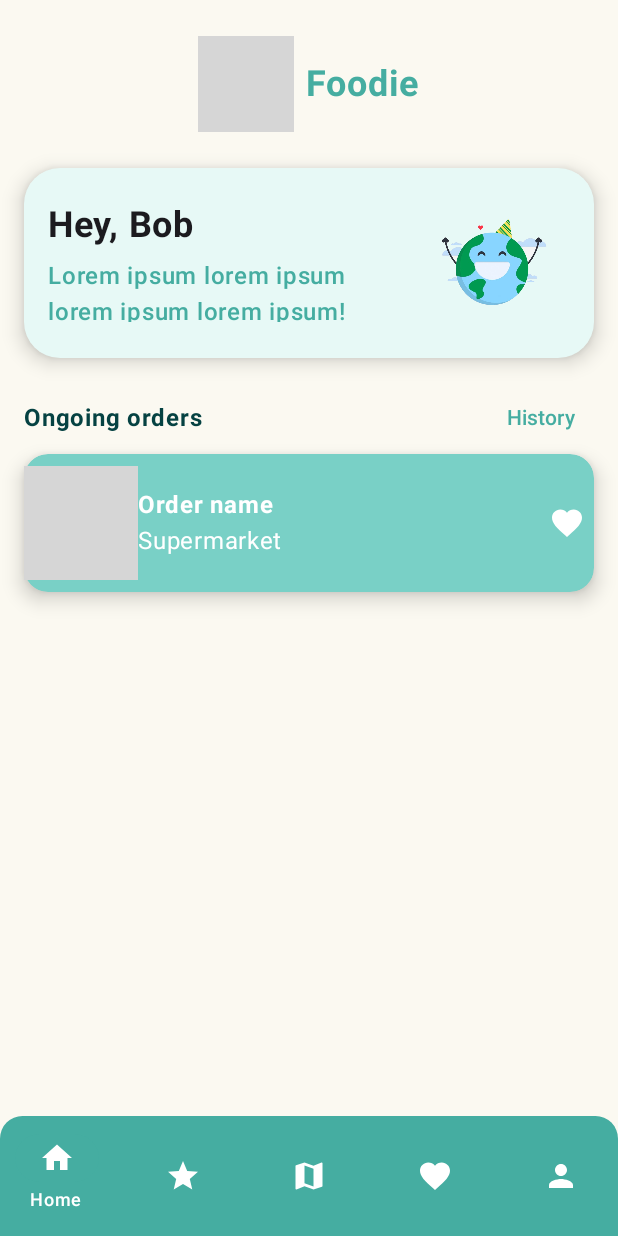
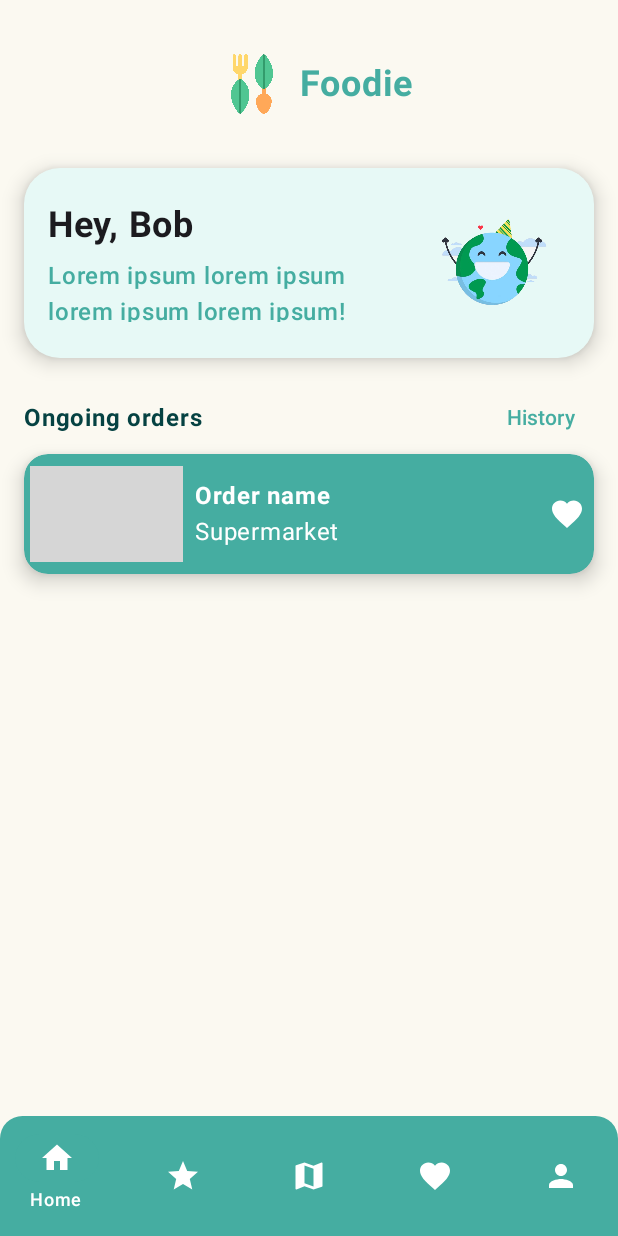
Before and after one commit to simsni-ktu/foodie-android, an Android app built with Jetpack Compose: the screen it shows after launch (MainActivity), on a phone screen of 412 x 824 dp. Run offline under Robolectric (Android 15) with nearby library versions, the phone set to English and light mode, and no system bars; pictures from the network do not load; grey boxes are pictures that could not be loaded.

Commit message:
Add images to topbar and current order

```diff
--- a/app/src/main/java/com/ktu/foodie/ui/compoonents/CurrentOrder.kt
+++ b/app/src/main/java/com/ktu/foodie/ui/compoonents/CurrentOrder.kt
@@ -1,6 +1,7 @@
 package com.ktu.foodie.ui.compoonents
 
 import androidx.compose.foundation.background
+import androidx.compose.foundation.clickable
 import androidx.compose.foundation.layout.Arrangement
 import androidx.compose.foundation.layout.Column
 import androidx.compose.foundation.layout.Row
@@ -8,6 +9,7 @@ import androidx.compose.foundation.layout.Spacer
 import androidx.compose.foundation.layout.fillMaxWidth
 import androidx.compose.foundation.layout.height
 import androidx.compose.foundation.layout.padding
+import androidx.compose.foundation.layout.size
 import androidx.compose.foundation.shape.RoundedCornerShape
 import androidx.compose.material.icons.Icons
 import androidx.compose.material.icons.filled.Favorite
@@ -22,11 +24,16 @@ import androidx.compose.runtime.remember
 import androidx.compose.runtime.setValue
 import androidx.compose.ui.Alignment
 import androidx.compose.ui.Modifier
+import androidx.compose.ui.draw.clip
 import androidx.compose.ui.draw.shadow
 import androidx.compose.ui.graphics.Color
+import androidx.compose.ui.layout.ContentScale
+import androidx.compose.ui.platform.LocalContext
 import androidx.compose.ui.res.painterResource
 import androidx.compose.ui.text.font.FontWeight
 import androidx.compose.ui.unit.dp
+import coil.compose.AsyncImage
+import coil.request.ImageRequest
 import com.ktu.foodie.R
 import com.ktu.foodie.ui.theme.foodieDarkGreen
 import com.ktu.foodie.ui.theme.foodieGreen
@@ -35,6 +42,7 @@ import com.ktu.foodie.ui.theme.foodieLightGreen
 @Composable
 fun CurrentOrder(allOrders: () -> Unit) {
     var favourite by remember { mutableStateOf(false) }
+
     Row(
         modifier = Modifier.fillMaxWidth(),
         horizontalArrangement = Arrangement.SpaceBetween,
@@ -48,19 +56,30 @@ fun CurrentOrder(allOrders: () -> Unit) {
     Column(
         modifier = Modifier
             .shadow(elevation = 8.dp, shape = RoundedCornerShape(16.dp))
-            .background(color = foodieLightGreen, shape = RoundedCornerShape(16.dp))
+            .background(color = foodieGreen, shape = RoundedCornerShape(16.dp))
+            .clickable {  }
             .padding(vertical = 8.dp)
     ) {
         Row(
             modifier = Modifier.fillMaxWidth(),
             verticalAlignment = Alignment.CenterVertically
         ) {
-            Icon(
-                painter = painterResource(id = R.drawable.ic_temp_logo),
-                contentDescription = "",
-                modifier = Modifier.weight(0.2F)
+            AsyncImage(
+                model = ImageRequest.Builder(LocalContext.current)
+                    .data("https://www.pietastic.com/wp-content/uploads/2022/11/CP-Group-Shot_1-ret-cropped.jpg")
+                    .crossfade(true)
+                    .build(),
+                contentDescription = null,
+                placeholder = painterResource(id = R.drawable.ic_temp_logo),
+                error = painterResource(id = R.drawable.ic_temp_logo),
+                contentScale = ContentScale.Crop,
+                modifier = Modifier
+                    .padding(start = 4.dp, end = 8.dp)
+                    .height(64.dp)
+                    .weight(0.3F)
+                    .clip(RoundedCornerShape(12.dp))
             )
-            Column(modifier = Modifier.fillMaxWidth(0.7F)) {
+            Column(modifier = Modifier.fillMaxWidth(0.6F)) {
                 Text("Order name", color = Color.White, fontWeight = FontWeight.Bold)
                 Text("Supermarket", color = Color.White)
             }
--- a/app/src/main/java/com/ktu/foodie/ui/compoonents/TopBar.kt
+++ b/app/src/main/java/com/ktu/foodie/ui/compoonents/TopBar.kt
@@ -1,5 +1,6 @@
 package com.ktu.foodie.ui.compoonents
 
+import androidx.compose.foundation.Image
 import androidx.compose.foundation.layout.Arrangement
 import androidx.compose.foundation.layout.Row
 import androidx.compose.foundation.layout.Spacer
@@ -26,9 +27,8 @@ fun TopBar(homeScreen: Boolean){
     Row(modifier = Modifier
         .fillMaxWidth()
         .height(64.dp), horizontalArrangement = Arrangement.Center, verticalAlignment = Alignment.CenterVertically){
-        Icon(painter = painterResource(id = R.drawable.ic_temp_logo), contentDescription = null, tint = foodieGreen)
+        Image(painter = painterResource(id = R.drawable.foodie_logo), contentDescription = null,)
         if(homeScreen) {
-            Spacer(modifier = Modifier.width(8.dp))
             Text("Foodie", fontWeight = FontWeight.Bold, color = foodieGreen, fontSize = 24.sp)
         }
     }
```
